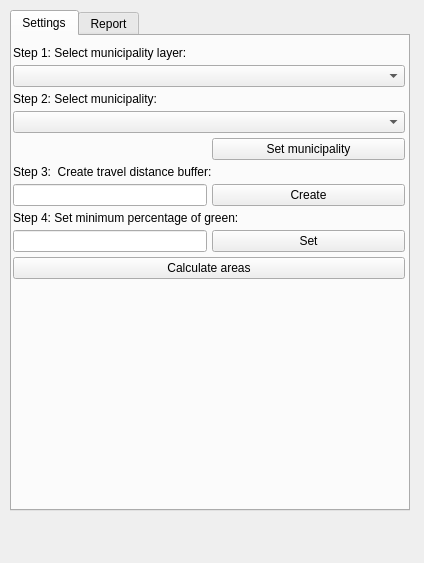
The window that GreenSpace/green_space_dockwidget_base.ui (IJsbrandGroeneveld/GEO1005) describes before a commit, drawn with Qt 5.
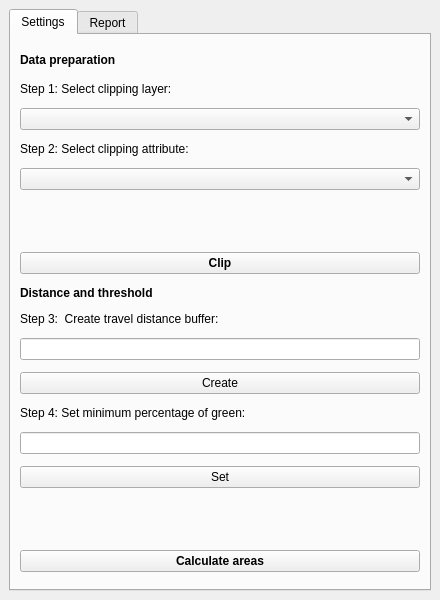
The same window after the commit. The open tabs and pages were chosen to show the change.

Diff of the .ui file:
```diff
--- a/GreenSpace/green_space_dockwidget_base.ui
+++ b/GreenSpace/green_space_dockwidget_base.ui
@@ -2,14 +2,6 @@
 <ui version="4.0">
  <class>GreenSpaceDockWidgetBase</class>
  <widget class="QDockWidget" name="GreenSpaceDockWidgetBase">
-  <property name="geometry">
-   <rect>
-    <x>0</x>
-    <y>0</y>
-    <width>424</width>
-    <height>563</height>
-   </rect>
-  </property>
   <property name="sizePolicy">
    <sizepolicy hsizetype="MinimumExpanding" vsizetype="Preferred">
     <horstretch>0</horstretch>
@@ -18,8 +10,8 @@
   </property>
   <property name="minimumSize">
    <size>
-    <width>424</width>
-    <height>83</height>
+    <width>368</width>
+    <height>525</height>
    </size>
   </property>
   <property name="baseSize">
@@ -38,15 +30,9 @@
      <verstretch>0</verstretch>
     </sizepolicy>
    </property>
+   <layout class="QVBoxLayout" name="verticalLayout">
+    <item>
    <widget class="QTabWidget" name="tabWidget">
-    <property name="geometry">
-     <rect>
-      <x>10</x>
-      <y>10</y>
-      <width>400</width>
-      <height>501</height>
-     </rect>
-    </property>
     <property name="sizePolicy">
      <sizepolicy hsizetype="Expanding" vsizetype="Expanding">
       <horstretch>0</horstretch>
@@ -55,7 +41,7 @@
     </property>
     <property name="minimumSize">
      <size>
-      <width>400</width>
+        <width>350</width>
       <height>0</height>
      </size>
     </property>
@@ -71,41 +57,152 @@
       <height>0</height>
      </size>
     </property>
+      <property name="autoFillBackground">
+       <bool>false</bool>
+      </property>
     <property name="tabShape">
      <enum>QTabWidget::Rounded</enum>
     </property>
     <property name="currentIndex">
-     <number>0</number>
+       <number>1</number>
     </property>
     <widget class="QWidget" name="settingsTab">
      <attribute name="title">
       <string>Settings</string>
      </attribute>
-     <widget class="QWidget" name="gridLayoutWidget">
-      <property name="geometry">
-       <rect>
-        <x>0</x>
-        <y>10</y>
-        <width>394</width>
-        <height>233</height>
-       </rect>
-      </property>
-      <layout class="QGridLayout" name="settingsGrid">
-       <property name="spacing">
-        <number>10</number>
-       </property>
-       <item row="0" column="0">
-        <layout class="QGridLayout" name="gridLayout_2">
-         <property name="leftMargin">
-          <number>1</number>
-         </property>
-         <property name="rightMargin">
-          <number>1</number>
-         </property>
-         <property name="spacing">
-          <number>5</number>
-         </property>
-         <item row="5" column="0" colspan="2">
+       <layout class="QVBoxLayout" name="verticalLayout_2">
+        <item>
+         <widget class="QLabel" name="label">
+          <property name="maximumSize">
+           <size>
+            <width>16777215</width>
+            <height>20</height>
+           </size>
+          </property>
+          <property name="font">
+           <font>
+            <weight>75</weight>
+            <bold>true</bold>
+           </font>
+          </property>
+          <property name="text">
+           <string>Data preparation</string>
+          </property>
+         </widget>
+        </item>
+        <item>
+         <widget class="QLabel" name="boundaryLabel">
+          <property name="enabled">
+           <bool>true</bool>
+          </property>
+          <property name="sizePolicy">
+           <sizepolicy hsizetype="Expanding" vsizetype="Fixed">
+            <horstretch>0</horstretch>
+            <verstretch>0</verstretch>
+           </sizepolicy>
+          </property>
+          <property name="text">
+           <string>Step 1: Select clipping layer:</string>
+          </property>
+         </widget>
+        </item>
+        <item>
+         <widget class="QComboBox" name="selectLayerCombo">
+          <property name="sizePolicy">
+           <sizepolicy hsizetype="Expanding" vsizetype="Fixed">
+            <horstretch>0</horstretch>
+            <verstretch>0</verstretch>
+           </sizepolicy>
+          </property>
+          <property name="insertPolicy">
+           <enum>QComboBox::InsertAtBottom</enum>
+          </property>
+         </widget>
+        </item>
+        <item>
+         <widget class="QLabel" name="boundaryLabel_2">
+          <property name="enabled">
+           <bool>true</bool>
+          </property>
+          <property name="sizePolicy">
+           <sizepolicy hsizetype="Expanding" vsizetype="Fixed">
+            <horstretch>0</horstretch>
+            <verstretch>0</verstretch>
+           </sizepolicy>
+          </property>
+          <property name="text">
+           <string>Step 2: Select clipping attribute:</string>
+          </property>
+         </widget>
+        </item>
+        <item>
+         <widget class="QComboBox" name="selectLayerCombo_2">
+          <property name="sizePolicy">
+           <sizepolicy hsizetype="Expanding" vsizetype="Fixed">
+            <horstretch>0</horstretch>
+            <verstretch>0</verstretch>
+           </sizepolicy>
+          </property>
+          <property name="insertPolicy">
+           <enum>QComboBox::InsertAtBottom</enum>
+          </property>
+         </widget>
+        </item>
+        <item>
+         <spacer name="horizontalSpacer">
+          <property name="orientation">
+           <enum>Qt::Horizontal</enum>
+          </property>
+          <property name="sizeType">
+           <enum>QSizePolicy::Fixed</enum>
+          </property>
+          <property name="sizeHint" stdset="0">
+           <size>
+            <width>400</width>
+            <height>50</height>
+           </size>
+          </property>
+         </spacer>
+        </item>
+        <item>
+         <widget class="QPushButton" name="startPushButton_2">
+          <property name="font">
+           <font>
+            <weight>75</weight>
+            <bold>true</bold>
+           </font>
+          </property>
+          <property name="autoFillBackground">
+           <bool>false</bool>
+          </property>
+          <property name="text">
+           <string>Clip</string>
+          </property>
+          <property name="flat">
+           <bool>false</bool>
+          </property>
+         </widget>
+        </item>
+        <item>
+         <widget class="QLabel" name="label_2">
+          <property name="sizePolicy">
+           <sizepolicy hsizetype="Preferred" vsizetype="Fixed">
+            <horstretch>0</horstretch>
+            <verstretch>0</verstretch>
+           </sizepolicy>
+          </property>
+          <property name="font">
+           <font>
+            <weight>75</weight>
+            <bold>true</bold>
+           </font>
+          </property>
+          <property name="text">
+           <string>Distance and threshold</string>
+          </property>
+         </widget>
+        </item>
+        <item>
           <widget class="QLabel" name="bufferLabel">
            <property name="enabled">
             <bool>true</bool>
@@ -121,36 +218,10 @@
            </property>
           </widget>
          </item>
-         <item row="1" column="0" colspan="2">
-          <widget class="QComboBox" name="selectLayerCombo">
-           <property name="sizePolicy">
-            <sizepolicy hsizetype="Expanding" vsizetype="Fixed">
-             <horstretch>0</horstretch>
-             <verstretch>0</verstretch>
-            </sizepolicy>
-           </property>
-           <property name="insertPolicy">
-            <enum>QComboBox::InsertAtBottom</enum>
-           </property>
-          </widget>
-         </item>
-         <item row="11" column="1">
-          <widget class="QPushButton" name="percentagePushButton">
-           <property name="sizePolicy">
-            <sizepolicy hsizetype="Expanding" vsizetype="Fixed">
-             <horstretch>0</horstretch>
-             <verstretch>0</verstretch>
-            </sizepolicy>
-           </property>
-           <property name="text">
-            <string>Set</string>
-           </property>
-          </widget>
-         </item>
-         <item row="11" column="0">
-          <widget class="QLineEdit" name="percentageLineEdit"/>
-         </item>
-         <item row="9" column="1">
+        <item>
+         <widget class="QLineEdit" name="bufferLineEdit"/>
+        </item>
+        <item>
           <widget class="QPushButton" name="bufferPushButton">
            <property name="sizePolicy">
             <sizepolicy hsizetype="Expanding" vsizetype="Fixed">
@@ -163,23 +234,7 @@
            </property>
           </widget>
          </item>
-         <item row="0" column="0" colspan="2">
-          <widget class="QLabel" name="boundaryLabel">
-           <property name="enabled">
-            <bool>true</bool>
-           </property>
-           <property name="sizePolicy">
-            <sizepolicy hsizetype="Expanding" vsizetype="Fixed">
-             <horstretch>0</horstretch>
-             <verstretch>0</verstretch>
-            </sizepolicy>
-           </property>
-           <property name="text">
-            <string>Step 1: Select municipality layer:</string>
-           </property>
-          </widget>
-         </item>
-         <item row="10" column="0" colspan="2">
+        <item>
           <widget class="QLabel" name="percentagLabel">
            <property name="enabled">
             <bool>true</bool>
@@ -195,111 +250,120 @@
            </property>
           </widget>
          </item>
-         <item row="9" column="0">
-          <widget class="QLineEdit" name="bufferLineEdit"/>
-         </item>
-         <item row="12" column="0" colspan="2">
+        <item>
+         <widget class="QLineEdit" name="percentageLineEdit"/>
+        </item>
+        <item>
+         <widget class="QPushButton" name="percentagePushButton">
+          <property name="sizePolicy">
+           <sizepolicy hsizetype="Expanding" vsizetype="Fixed">
+            <horstretch>0</horstretch>
+            <verstretch>0</verstretch>
+           </sizepolicy>
+          </property>
+          <property name="text">
+           <string>Set</string>
+          </property>
+         </widget>
+        </item>
+        <item>
+         <spacer name="horizontalSpacer_2">
+          <property name="orientation">
+           <enum>Qt::Horizontal</enum>
+          </property>
+          <property name="sizeType">
+           <enum>QSizePolicy::Fixed</enum>
+          </property>
+          <property name="sizeHint" stdset="0">
+           <size>
+            <width>400</width>
+            <height>50</height>
+           </size>
+          </property>
+         </spacer>
+        </item>
+        <item>
           <widget class="QPushButton" name="startPushButton">
+          <property name="font">
+           <font>
+            <weight>75</weight>
+            <bold>true</bold>
+           </font>
+          </property>
            <property name="text">
             <string>Calculate areas</string>
            </property>
           </widget>
          </item>
-         <item row="2" column="0" colspan="2">
-          <widget class="QLabel" name="boundaryLabel_2">
-           <property name="enabled">
-            <bool>true</bool>
-           </property>
-           <property name="sizePolicy">
-            <sizepolicy hsizetype="Expanding" vsizetype="Fixed">
-             <horstretch>0</horstretch>
-             <verstretch>0</verstretch>
-            </sizepolicy>
-           </property>
-           <property name="text">
-            <string>Step 2: Select municipality:</string>
-           </property>
-          </widget>
-         </item>
-         <item row="3" column="0" colspan="2">
-          <widget class="QComboBox" name="selectLayerCombo_2">
-           <property name="sizePolicy">
-            <sizepolicy hsizetype="Expanding" vsizetype="Fixed">
-             <horstretch>0</horstretch>
-             <verstretch>0</verstretch>
-            </sizepolicy>
-           </property>
-           <property name="insertPolicy">
-            <enum>QComboBox::InsertAtBottom</enum>
-           </property>
-          </widget>
-         </item>
-         <item row="4" column="1">
-          <widget class="QPushButton" name="startPushButton_2">
-           <property name="text">
-            <string>Set municipality</string>
-           </property>
-          </widget>
-         </item>
-        </layout>
-       </item>
-      </layout>
-     </widget>
-     <zorder>gridLayoutWidget</zorder>
-     <zorder>boundaryLabel</zorder>
+       </layout>
     </widget>
     <widget class="QWidget" name="Output">
      <attribute name="title">
       <string>Report</string>
      </attribute>
      <layout class="QGridLayout" name="gridLayout">
-      <item row="4" column="0">
-       <widget class="QLabel" name="statisticsLabel">
-        <property name="text">
-         <string>Attribute Summary:</string>
-        </property>
-       </widget>
-      </item>
-      <item row="2" column="0">
-       <widget class="QLabel" name="reportLabel">
-        <property name="text">
-         <string>Layer Report:</string>
-        </property>
-       </widget>
-      </item>
-      <item row="0" column="1">
+        <item row="4" column="0" colspan="2">
+         <widget class="QListWidget" name="reportList"/>
+        </item>
+        <item row="1" column="1">
        <widget class="QPushButton" name="saveMapPathButton">
         <property name="text">
          <string>...</string>
         </property>
        </widget>
       </item>
-      <item row="0" column="0">
+        <item row="1" column="0">
        <widget class="QLineEdit" name="saveMapPathEdit"/>
       </item>
-      <item row="3" column="0" colspan="2">
-       <widget class="QListWidget" name="reportList"/>
-      </item>
-      <item row="5" column="0" colspan="2">
-       <widget class="QTableWidget" name="statisticsTable"/>
-      </item>
-      <item row="6" column="1">
+        <item row="3" column="0">
+         <widget class="QLabel" name="reportLabel">
+          <property name="text">
+           <string>Layer Report:</string>
+          </property>
+         </widget>
+        </item>
+        <item row="5" column="0">
+         <widget class="QLabel" name="statisticsLabel">
+          <property name="text">
+           <string>Attribute Summary:</string>
+          </property>
+         </widget>
+        </item>
+        <item row="7" column="1">
        <widget class="QPushButton" name="saveStatisticsButton">
         <property name="text">
          <string>Save Summary</string>
         </property>
        </widget>
       </item>
-      <item row="1" column="1">
+        <item row="6" column="0" colspan="2">
+         <widget class="QTableWidget" name="statisticsTable"/>
+        </item>
+        <item row="2" column="1">
        <widget class="QPushButton" name="saveMapButton">
         <property name="text">
          <string>Save Map</string>
         </property>
        </widget>
       </item>
+        <item row="0" column="0">
+         <widget class="QLabel" name="label_3">
+          <property name="font">
+           <font>
+            <weight>75</weight>
+            <bold>true</bold>
+           </font>
+          </property>
+          <property name="text">
+           <string>Save to file</string>
+          </property>
+         </widget>
+        </item>
      </layout>
     </widget>
    </widget>
+    </item>
+   </layout>
   </widget>
  </widget>
  <resources/>
```
Lines whose indentation alone changed are shown as unchanged.
